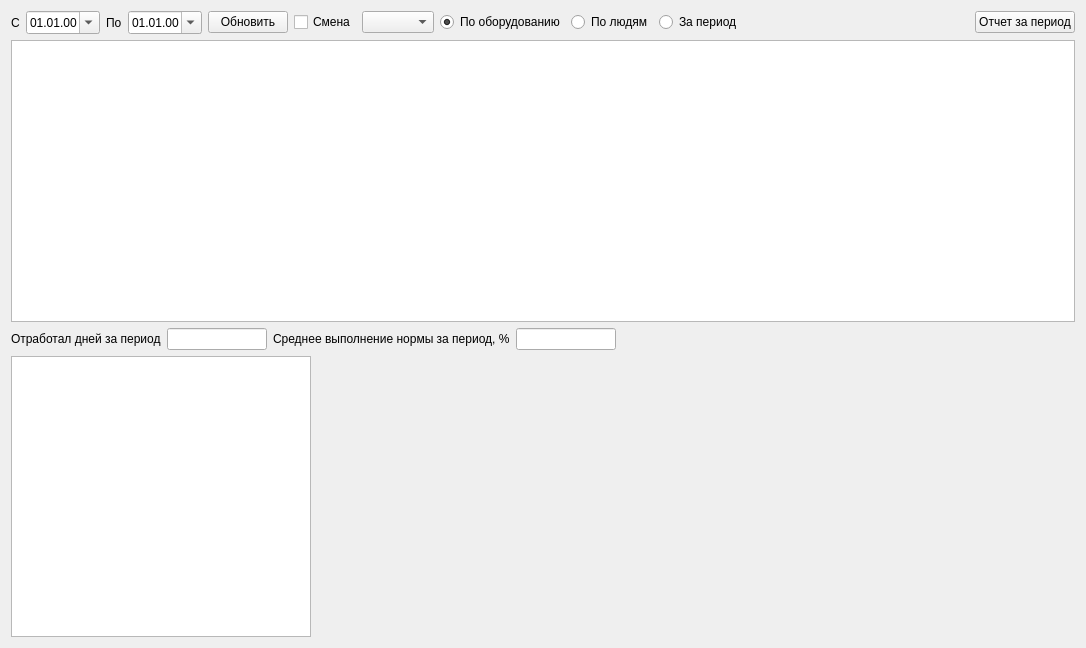
This is formrepnorm.ui in Sergeyego/wire_zp as Qt 5 draws it before an edit. The edited form follows.
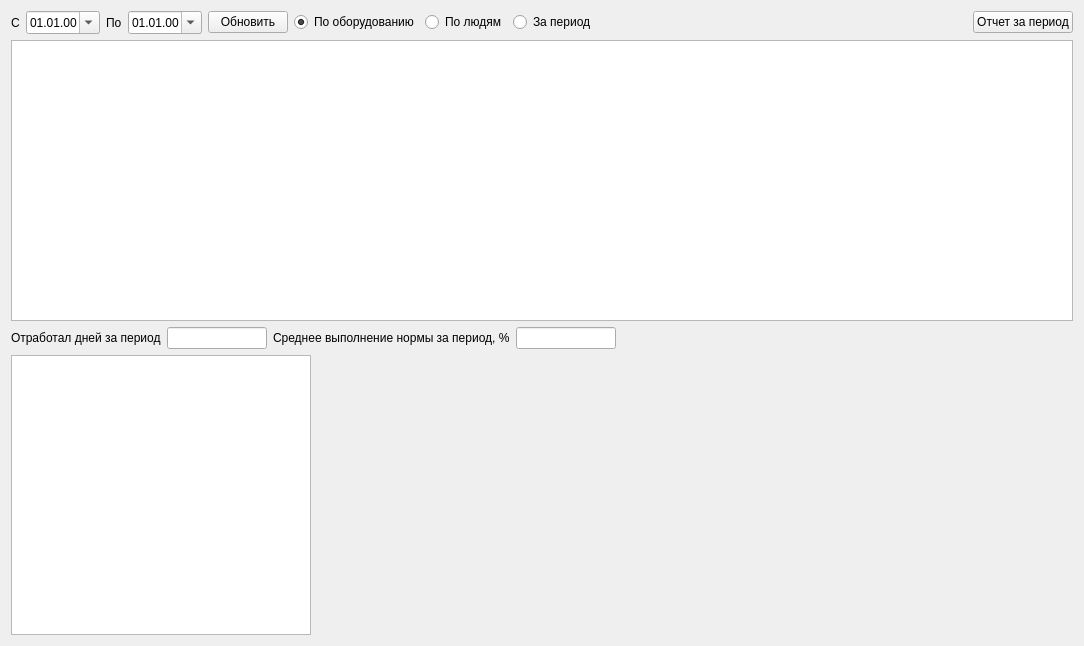
This is the edited form. Custom widgets are drawn as their Qt base class.

What changed in the file:
```diff
--- a/formrepnorm.ui
+++ b/formrepnorm.ui
@@ -6,8 +6,8 @@
    <rect>
     <x>0</x>
     <y>0</y>
-    <width>1086</width>
-    <height>648</height>
+    <width>1084</width>
+    <height>646</height>
    </rect>
   </property>
   <layout class="QVBoxLayout" name="verticalLayout">
@@ -54,16 +54,6 @@
        </property>
       </widget>
      </item>
-     <item>
-      <widget class="QCheckBox" name="checkSm">
-       <property name="text">
-        <string>Смена</string>
-       </property>
-      </widget>
-     </item>
-     <item>
-      <widget class="QComboBox" name="comboBox"/>
-     </item>
      <item>
       <widget class="QRadioButton" name="radioButtonLine">
        <property name="text">
```
